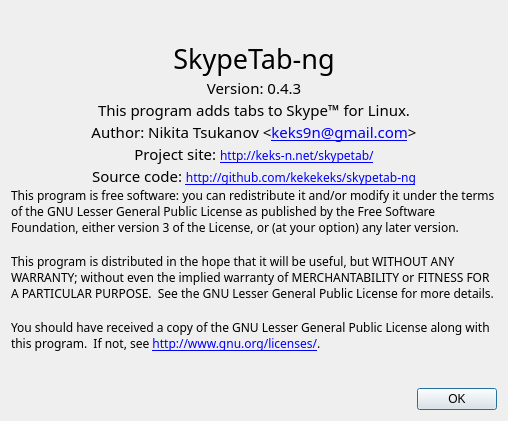
Old version of the form aboutdialog.ui in the repository kekekeks/skypetab-ng.
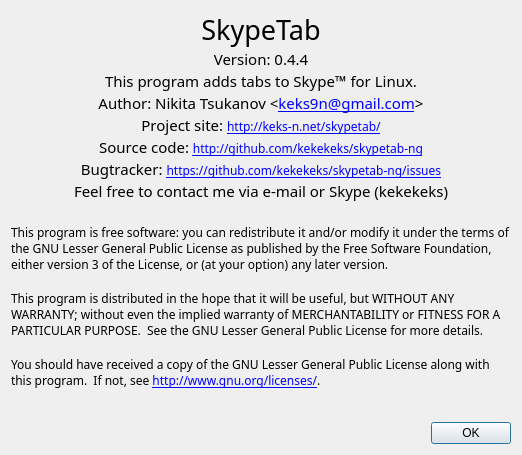
New version of the form.

Commit message: Updated about dialog and version information

```diff
--- a/aboutdialog.ui
+++ b/aboutdialog.ui
@@ -6,8 +6,8 @@
    <rect>
     <x>0</x>
     <y>0</y>
-    <width>508</width>
-    <height>421</height>
+    <width>522</width>
+    <height>455</height>
    </rect>
   </property>
   <property name="windowTitle">
@@ -26,17 +26,22 @@
 &lt;html&gt;&lt;head&gt;&lt;meta name=&quot;qrichtext&quot; content=&quot;1&quot; /&gt;&lt;style type=&quot;text/css&quot;&gt;
 p, li { white-space: pre-wrap; }
 &lt;/style&gt;&lt;/head&gt;&lt;body style=&quot; font-family:'Ubuntu'; font-size:11pt; font-weight:400; font-style:normal;&quot;&gt;
-&lt;p align=&quot;center&quot; style=&quot; margin-top:0px; margin-bottom:0px; margin-left:0px; margin-right:0px; -qt-block-indent:0; text-indent:0px;&quot;&gt;&lt;span style=&quot; font-family:'Sans'; font-size:20pt;&quot;&gt;SkypeTab-ng&lt;/span&gt;&lt;/p&gt;
-&lt;p align=&quot;center&quot; style=&quot; margin-top:0px; margin-bottom:0px; margin-left:0px; margin-right:0px; -qt-block-indent:0; text-indent:0px;&quot;&gt;&lt;span style=&quot; font-family:'Sans';&quot;&gt;Version: 0.4.3&lt;/span&gt;&lt;/p&gt;
+&lt;p align=&quot;center&quot; style=&quot; margin-top:0px; margin-bottom:0px; margin-left:0px; margin-right:0px; -qt-block-indent:0; text-indent:0px;&quot;&gt;&lt;span style=&quot; font-family:'Sans'; font-size:20pt;&quot;&gt;SkypeTab&lt;/span&gt;&lt;/p&gt;
+&lt;p align=&quot;center&quot; style=&quot; margin-top:0px; margin-bottom:0px; margin-left:0px; margin-right:0px; -qt-block-indent:0; text-indent:0px;&quot;&gt;&lt;span style=&quot; font-family:'Sans';&quot;&gt;Version: 0.4.4&lt;/span&gt;&lt;/p&gt;
 &lt;p align=&quot;center&quot; style=&quot; margin-top:0px; margin-bottom:0px; margin-left:0px; margin-right:0px; -qt-block-indent:0; text-indent:0px;&quot;&gt;&lt;span style=&quot; font-family:'Sans';&quot;&gt;This program adds tabs to Skype™ for Linux.&lt;/span&gt;&lt;/p&gt;
 &lt;p align=&quot;center&quot; style=&quot; margin-top:0px; margin-bottom:0px; margin-left:0px; margin-right:0px; -qt-block-indent:0; text-indent:0px;&quot;&gt;&lt;span style=&quot; font-family:'Sans';&quot;&gt;Author: Nikita Tsukanov &amp;lt;&lt;/span&gt;&lt;a href=&quot;mailto:keks9n@gmail.com&quot;&gt;&lt;span style=&quot; font-family:'Sans'; text-decoration: underline; color:#0000ff;&quot;&gt;keks9n@gmail.com&lt;/span&gt;&lt;/a&gt;&lt;span style=&quot; font-family:'Sans';&quot;&gt;&amp;gt;&lt;/span&gt;&lt;/p&gt;
 &lt;p align=&quot;center&quot; style=&quot; margin-top:0px; margin-bottom:0px; margin-left:0px; margin-right:0px; -qt-block-indent:0; text-indent:0px;&quot;&gt;&lt;span style=&quot; font-family:'Sans';&quot;&gt;Project site: &lt;/span&gt;&lt;a href=&quot;http://keks-n.net/skypetab/&quot;&gt;&lt;span style=&quot; font-family:'Sans Serif'; font-size:9pt; text-decoration: underline; color:#0000ff;&quot;&gt;http://keks-n.net/skypetab/&lt;/span&gt;&lt;/a&gt;&lt;/p&gt;
 &lt;p align=&quot;center&quot; style=&quot; margin-top:0px; margin-bottom:0px; margin-left:0px; margin-right:0px; -qt-block-indent:0; text-indent:0px;&quot;&gt;&lt;span style=&quot; font-family:'Sans';&quot;&gt;Source code: &lt;/span&gt;&lt;a href=&quot;http://github.com/kekekeks/skypetab-ng&quot;&gt;&lt;span style=&quot; font-family:'Sans Serif'; font-size:9pt; text-decoration: underline; color:#0000ff;&quot;&gt;http://github.com/kekekeks/skypetab-ng&lt;/span&gt;&lt;/a&gt;&lt;/p&gt;
+&lt;p align=&quot;center&quot; style=&quot; margin-top:0px; margin-bottom:0px; margin-left:0px; margin-right:0px; -qt-block-indent:0; text-indent:0px;&quot;&gt;&lt;span style=&quot; font-family:'Sans';&quot;&gt;Bugtracker: &lt;/span&gt;&lt;a href=&quot;https://github.com/kekekeks/skypetab-ng/issues&quot;&gt;&lt;span style=&quot; font-size:9pt; text-decoration: underline; color:#0000ff;&quot;&gt;https://github.com/kekekeks/skypetab-ng/issues&lt;/span&gt;&lt;/a&gt;&lt;/p&gt;
+&lt;p align=&quot;center&quot; style=&quot; margin-top:0px; margin-bottom:0px; margin-left:0px; margin-right:0px; -qt-block-indent:0; text-indent:0px;&quot;&gt;Feel free to contact me via e-mail or Skype (kekekeks)&lt;/p&gt;
+&lt;p style=&quot;-qt-paragraph-type:empty; margin-top:0px; margin-bottom:0px; margin-left:0px; margin-right:0px; -qt-block-indent:0; text-indent:0px;&quot;&gt;&lt;/p&gt;
 &lt;p style=&quot; margin-top:0px; margin-bottom:0px; margin-left:0px; margin-right:0px; -qt-block-indent:0; text-indent:0px;&quot;&gt;&lt;span style=&quot; font-family:'Sans Serif'; font-size:9pt;&quot;&gt;This program is free software: you can redistribute it and/or modify it under the terms of the GNU Lesser General Public License as published by the Free Software Foundation, either version 3 of the License, or (at your option) any later version.&lt;/span&gt;&lt;/p&gt;
 &lt;p style=&quot;-qt-paragraph-type:empty; margin-top:0px; margin-bottom:0px; margin-left:0px; margin-right:0px; -qt-block-indent:0; text-indent:0px; font-family:'Sans Serif'; font-size:9pt;&quot;&gt;&lt;/p&gt;
 &lt;p style=&quot; margin-top:0px; margin-bottom:0px; margin-left:0px; margin-right:0px; -qt-block-indent:0; text-indent:0px;&quot;&gt;&lt;span style=&quot; font-family:'Sans Serif'; font-size:9pt;&quot;&gt;This program is distributed in the hope that it will be useful, but WITHOUT ANY WARRANTY; without even the implied warranty of MERCHANTABILITY or FITNESS FOR A PARTICULAR PURPOSE.  See the GNU Lesser General Public License for more details.&lt;/span&gt;&lt;/p&gt;
 &lt;p style=&quot;-qt-paragraph-type:empty; margin-top:0px; margin-bottom:0px; margin-left:0px; margin-right:0px; -qt-block-indent:0; text-indent:0px; font-family:'Sans Serif'; font-size:9pt;&quot;&gt;&lt;/p&gt;
-&lt;p style=&quot; margin-top:0px; margin-bottom:0px; margin-left:0px; margin-right:0px; -qt-block-indent:0; text-indent:0px;&quot;&gt;&lt;span style=&quot; font-family:'Sans Serif'; font-size:9pt;&quot;&gt;You should have received a copy of the GNU Lesser General Public License along with this program.  If not, see &lt;/span&gt;&lt;a href=&quot;http://www.gnu.org/licenses/&quot;&gt;&lt;span style=&quot; font-family:'Sans Serif'; font-size:9pt; text-decoration: underline; color:#0000ff;&quot;&gt;http://www.gnu.org/licenses/&lt;/span&gt;&lt;/a&gt;&lt;span style=&quot; font-family:'Sans Serif'; font-size:9pt;&quot;&gt;.&lt;/span&gt;&lt;/p&gt;&lt;/body&gt;&lt;/html&gt;</string>
+&lt;p style=&quot; margin-top:0px; margin-bottom:0px; margin-left:0px; margin-right:0px; -qt-block-indent:0; text-indent:0px;&quot;&gt;&lt;span style=&quot; font-family:'Sans Serif'; font-size:9pt;&quot;&gt;You should have received a copy of the GNU Lesser General Public License along with this program.  If not, see &lt;/span&gt;&lt;a href=&quot;http://www.gnu.org/licenses/&quot;&gt;&lt;span style=&quot; font-family:'Sans Serif'; font-size:9pt; text-decoration: underline; color:#0000ff;&quot;&gt;http://www.gnu.org/licenses/&lt;/span&gt;&lt;/a&gt;&lt;span style=&quot; font-family:'Sans Serif'; font-size:9pt;&quot;&gt;.&lt;/span&gt;&lt;/p&gt;
+&lt;p style=&quot;-qt-paragraph-type:empty; margin-top:0px; margin-bottom:0px; margin-left:0px; margin-right:0px; -qt-block-indent:0; text-indent:0px; font-family:'Sans Serif'; font-size:9pt;&quot;&gt;&lt;/p&gt;
+&lt;p style=&quot;-qt-paragraph-type:empty; margin-top:0px; margin-bottom:0px; margin-left:0px; margin-right:0px; -qt-block-indent:0; text-indent:0px; font-family:'Sans Serif'; font-size:9pt;&quot;&gt;&lt;/p&gt;&lt;/body&gt;&lt;/html&gt;</string>
      </property>
      <property name="textFormat">
       <enum>Qt::RichText</enum>
```
The commit also changes 2 other files.
